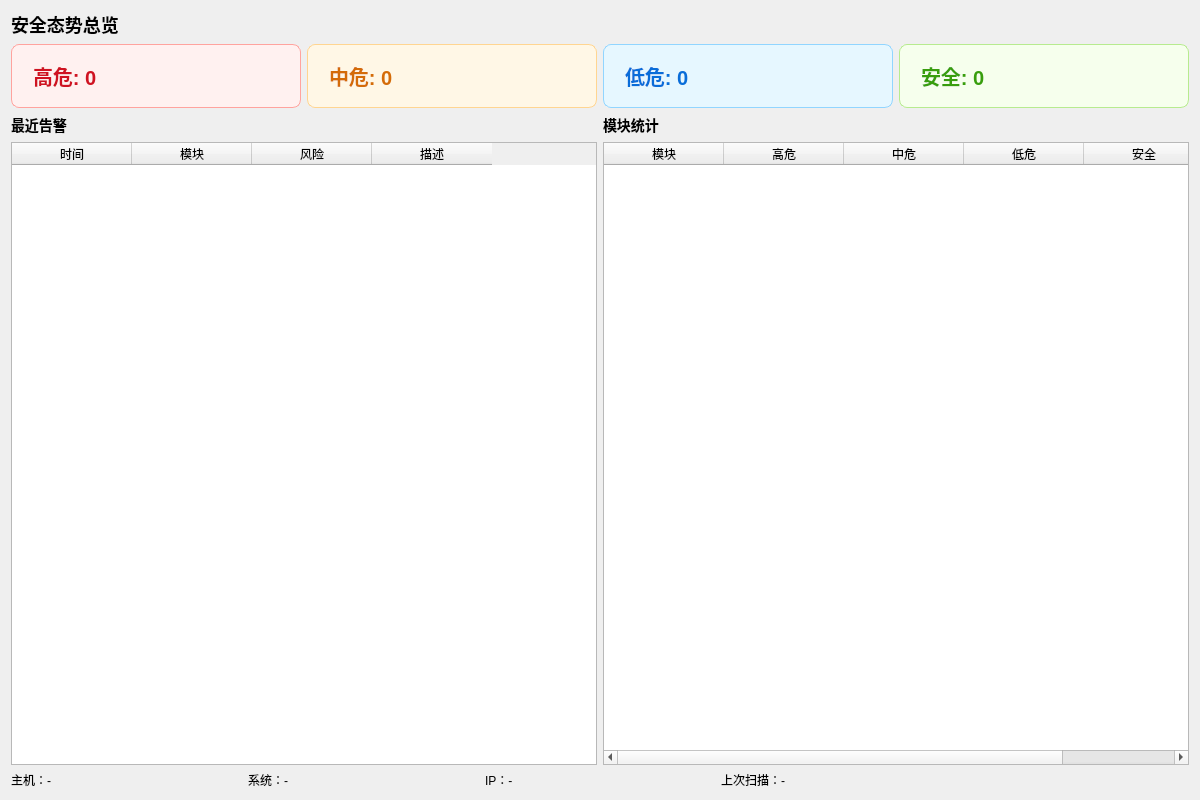
This is ui/DashboardPage.ui in rakehellsx/MaliciousDetector as Qt 5 draws it before an edit. The edited form follows.
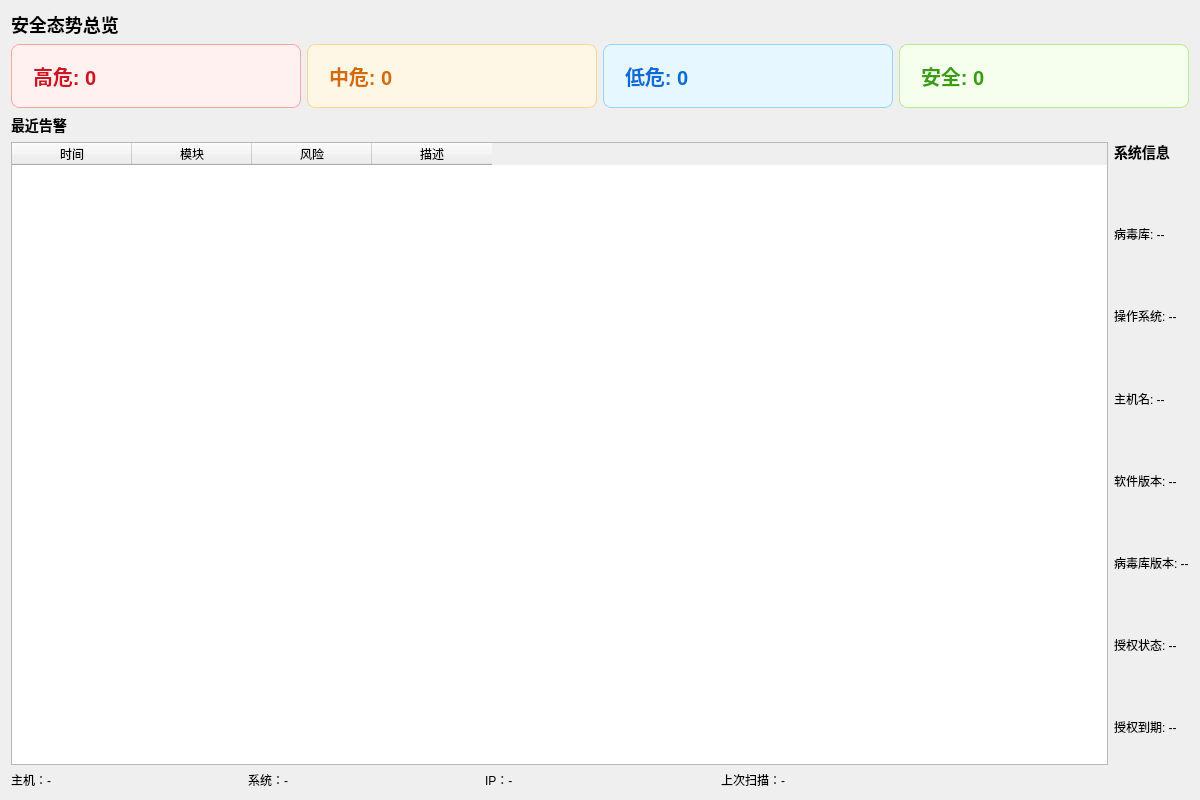
This is the edited form.

Commit message: fix: 修复所有 .ui 控件名与源码 findChild 不一致导致的段错误

Diff of the .ui file:
```diff
--- a/ui/DashboardPage.ui
+++ b/ui/DashboardPage.ui
@@ -49,14 +49,16 @@
    <item>
     <layout class="QVBoxLayout" name="rightCol">
      <item><widget class="QLabel" name="lblStats">
-  <property name="text"><string>模块统计</string></property>
+  <property name="text"><string>系统信息</string></property>
   <property name="styleSheet"><string>font-size:14px;font-weight:600;</string></property>
  </widget></item>
-     <item><widget class="QTableWidget" name="m_tblStats">
-  <property name="columnCount"><number>5</number></property>
-  <attribute name="horizontalHeaderDefaultSectionSize"><number>120</number></attribute>
-  <column><property name="text"><string>模块</string></property></column><column><property name="text"><string>高危</string></property></column><column><property name="text"><string>中危</string></property></column><column><property name="text"><string>低危</string></property></column><column><property name="text"><string>安全</string></property></column>
- </widget></item>
+     <item><widget class="QLabel" name="m_lblVirusDb"><property name="text"><string>病毒库: --</string></property><property name="styleSheet"><string>font-size:12px;</string></property></widget></item>
+     <item><widget class="QLabel" name="m_lblOS"><property name="text"><string>操作系统: --</string></property><property name="styleSheet"><string>font-size:12px;</string></property></widget></item>
+     <item><widget class="QLabel" name="m_lblHost"><property name="text"><string>主机名: --</string></property><property name="styleSheet"><string>font-size:12px;</string></property></widget></item>
+     <item><widget class="QLabel" name="m_lblVersion"><property name="text"><string>软件版本: --</string></property><property name="styleSheet"><string>font-size:12px;</string></property></widget></item>
+     <item><widget class="QLabel" name="m_lblDbVer"><property name="text"><string>病毒库版本: --</string></property><property name="styleSheet"><string>font-size:12px;</string></property></widget></item>
+     <item><widget class="QLabel" name="m_lblAuthStatus"><property name="text"><string>授权状态: --</string></property><property name="styleSheet"><string>font-size:12px;</string></property></widget></item>
+     <item><widget class="QLabel" name="m_lblAuthExpiry"><property name="text"><string>授权到期: --</string></property><property name="styleSheet"><string>font-size:12px;</string></property></widget></item>
     </layout>
    </item>
   </layout>
```
Left out of the diff: 8 changed lines with no effect on the pictures. The commit also changes 6 other files.
